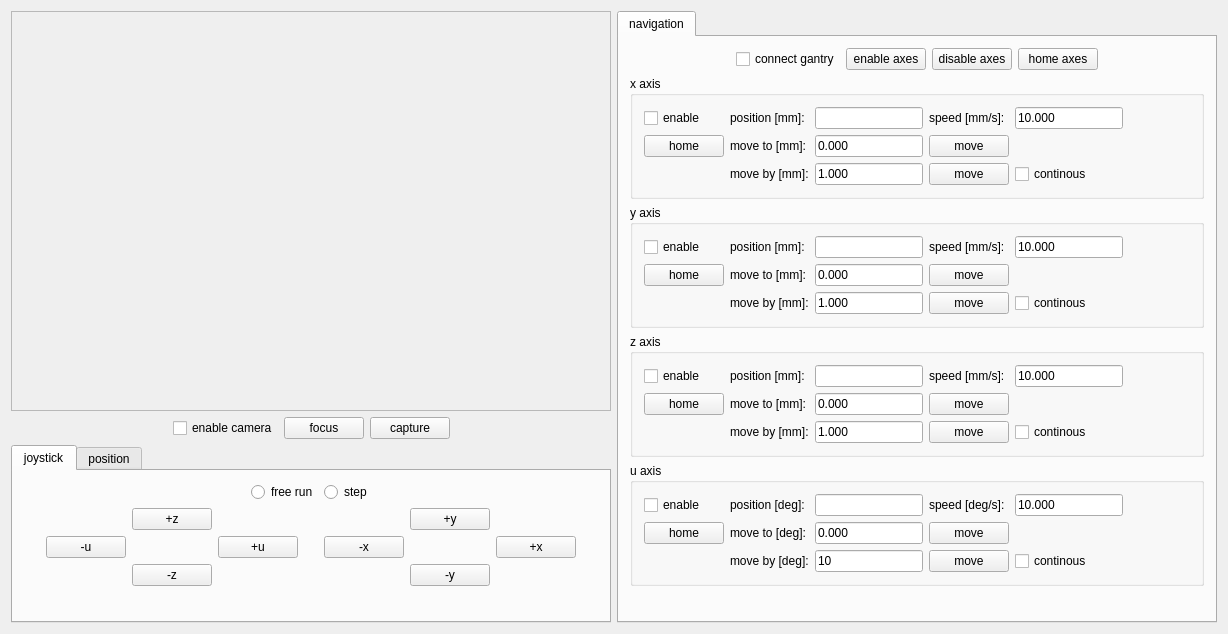
First picture: the form in magrathea.ui, repository guescio/Magrathea, before the edit.
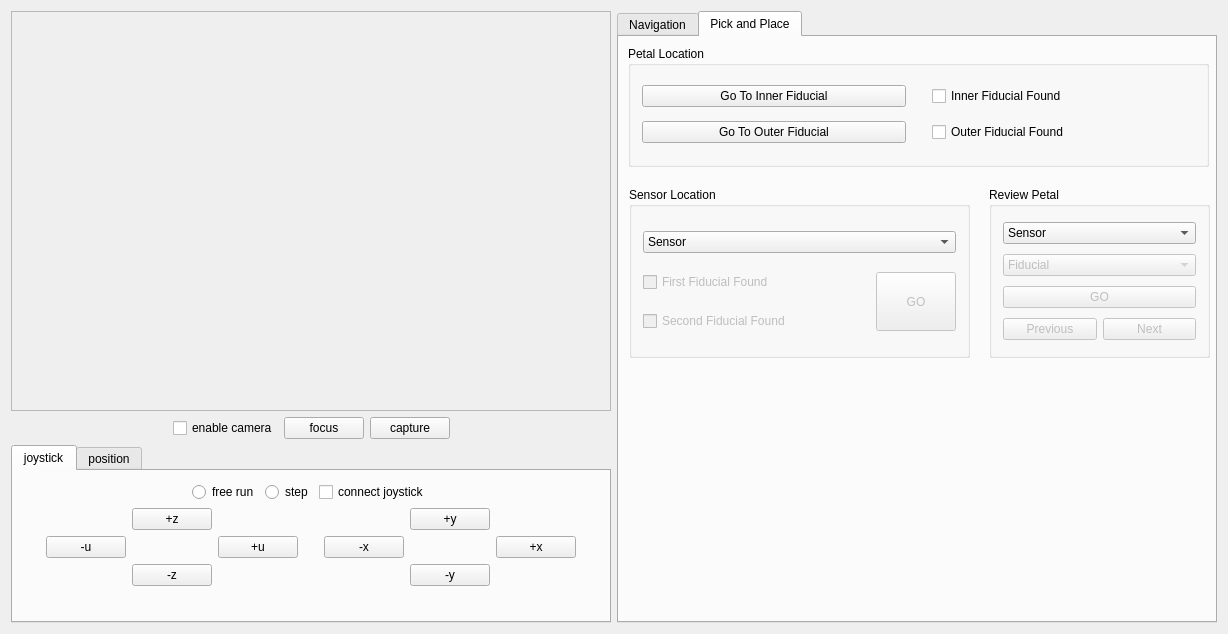
Second picture: the form after the edit. The open tabs and pages were chosen to show the change.

The edit to the form file:
```diff
--- a/magrathea.ui
+++ b/magrathea.ui
@@ -141,6 +141,13 @@
              </property>
             </widget>
            </item>
+           <item>
+            <widget class="QCheckBox" name="connectJoystickButton">
+             <property name="text">
+              <string>connect joystick</string>
+             </property>
+            </widget>
+           </item>
            <item>
             <spacer name="horizontalSpacer_10">
              <property name="orientation">
@@ -460,12 +467,6 @@
    </item>
    <item row="0" column="1">
     <widget class="QTabWidget" name="rightTabWidget">
-     <property name="sizePolicy">
-      <sizepolicy hsizetype="Fixed" vsizetype="Expanding">
-       <horstretch>0</horstretch>
-       <verstretch>0</verstretch>
-      </sizepolicy>
-     </property>
      <property name="minimumSize">
       <size>
        <width>600</width>
@@ -473,11 +474,11 @@
       </size>
      </property>
      <property name="currentIndex">
-      <number>0</number>
+      <number>1</number>
      </property>
      <widget class="QWidget" name="tab_3">
       <attribute name="title">
-       <string>navigation</string>
+       <string>Navigation</string>
       </attribute>
       <layout class="QGridLayout" name="gridLayout_7">
        <item row="0" column="0">
@@ -505,21 +506,14 @@
             </widget>
            </item>
            <item>
-            <widget class="QPushButton" name="enableAxesButton">
+            <widget class="QCheckBox" name="enableAxesBox">
              <property name="text">
               <string>enable axes</string>
              </property>
             </widget>
            </item>
            <item>
-            <widget class="QPushButton" name="disableAxesButton">
-             <property name="text">
-              <string>disable axes</string>
-             </property>
-            </widget>
-           </item>
-           <item>
-            <widget class="QPushButton" name="axesHomeButton">
+            <widget class="QPushButton" name="homeAxesButton">
              <property name="text">
               <string>home axes</string>
              </property>
@@ -957,6 +951,9 @@
             </item>
             <item row="1" column="0">
              <widget class="QPushButton" name="yAxisHomeButton">
+              <property name="enabled">
+               <bool>true</bool>
+              </property>
               <property name="sizePolicy">
                <sizepolicy hsizetype="Fixed" vsizetype="Fixed">
                 <horstretch>0</horstretch>
@@ -1416,6 +1413,400 @@
        </item>
       </layout>
      </widget>
+     <widget class="QWidget" name="PickAndPlaceTab">
+      <attribute name="title">
+       <string>Pick and Place</string>
+      </attribute>
+      <widget class="QGroupBox" name="SensorLocationBox">
+       <property name="geometry">
+        <rect>
+         <x>10</x>
+         <y>150</y>
+         <width>341</width>
+         <height>171</height>
+        </rect>
+       </property>
+       <property name="title">
+        <string>Sensor Location</string>
+       </property>
+       <layout class="QGridLayout" name="PickandPlace">
+        <item row="0" column="0" colspan="2">
+         <widget class="QComboBox" name="SensorPullDown">
+          <property name="sizePolicy">
+           <sizepolicy hsizetype="Preferred" vsizetype="Fixed">
+            <horstretch>14</horstretch>
+            <verstretch>0</verstretch>
+           </sizepolicy>
+          </property>
+          <property name="editable">
+           <bool>false</bool>
+          </property>
+          <property name="currentText">
+           <string>Sensor</string>
+          </property>
+          <property name="iconSize">
+           <size>
+            <width>16</width>
+            <height>16</height>
+           </size>
+          </property>
+          <item>
+           <property name="text">
+            <string>Sensor</string>
+           </property>
+          </item>
+          <item>
+           <property name="text">
+            <string>R0</string>
+           </property>
+          </item>
+          <item>
+           <property name="text">
+            <string>R1</string>
+           </property>
+          </item>
+          <item>
+           <property name="text">
+            <string>R2</string>
+           </property>
+          </item>
+          <item>
+           <property name="text">
+            <string>R3-Top</string>
+           </property>
+          </item>
+          <item>
+           <property name="text">
+            <string>R3-Bottom</string>
+           </property>
+          </item>
+          <item>
+           <property name="text">
+            <string>R4-Top</string>
+           </property>
+          </item>
+          <item>
+           <property name="text">
+            <string>R4-Bottom</string>
+           </property>
+          </item>
+          <item>
+           <property name="text">
+            <string>R5-Top</string>
+           </property>
+          </item>
+          <item>
+           <property name="text">
+            <string>R5-Bottom</string>
+           </property>
+          </item>
+         </widget>
+        </item>
+        <item row="2" column="0">
+         <widget class="QCheckBox" name="SensorFirstFoundButton">
+          <property name="enabled">
+           <bool>false</bool>
+          </property>
+          <property name="acceptDrops">
+           <bool>false</bool>
+          </property>
+          <property name="text">
+           <string>First Fiducial Found</string>
+          </property>
+         </widget>
+        </item>
+        <item row="3" column="0">
+         <widget class="QCheckBox" name="SensorSecondFoundButton">
+          <property name="enabled">
+           <bool>false</bool>
+          </property>
+          <property name="text">
+           <string>Second Fiducial Found</string>
+          </property>
+         </widget>
+        </item>
+        <item row="2" column="1" rowspan="2">
+         <widget class="QPushButton" name="PickUpButton">
+          <property name="enabled">
+           <bool>false</bool>
+          </property>
+          <property name="sizePolicy">
+           <sizepolicy hsizetype="Fixed" vsizetype="Fixed">
+            <horstretch>0</horstretch>
+            <verstretch>0</verstretch>
+           </sizepolicy>
+          </property>
+          <property name="maximumSize">
+           <size>
+            <width>16777215</width>
+            <height>100</height>
+           </size>
+          </property>
+          <property name="text">
+           <string>GO</string>
+          </property>
+          <property name="iconSize">
+           <size>
+            <width>5</width>
+            <height>12</height>
+           </size>
+          </property>
+         </widget>
+        </item>
+       </layout>
+       <zorder>PickUpButton</zorder>
+       <zorder>SensorPullDown</zorder>
+       <zorder>SensorFirstFoundButton</zorder>
+       <zorder>SensorSecondFoundButton</zorder>
+      </widget>
+      <widget class="QGroupBox" name="ReviewPetalBox">
+       <property name="geometry">
+        <rect>
+         <x>370</x>
+         <y>150</y>
+         <width>221</width>
+         <height>171</height>
+        </rect>
+       </property>
+       <property name="title">
+        <string>Review Petal</string>
+       </property>
+       <layout class="QGridLayout" name="Review">
+        <item row="4" column="0">
+         <widget class="QPushButton" name="PreviousFidButton">
+          <property name="enabled">
+           <bool>false</bool>
+          </property>
+          <property name="text">
+           <string>Previous</string>
+          </property>
+         </widget>
+        </item>
+        <item row="4" column="1">
+         <widget class="QPushButton" name="NextFidButton">
+          <property name="enabled">
+           <bool>false</bool>
+          </property>
+          <property name="text">
+           <string>Next</string>
+          </property>
+         </widget>
+        </item>
+        <item row="3" column="0" colspan="2">
+         <widget class="QPushButton" name="ReviewButton">
+          <property name="enabled">
+           <bool>false</bool>
+          </property>
+          <property name="sizePolicy">
+           <sizepolicy hsizetype="Minimum" vsizetype="Fixed">
+            <horstretch>0</horstretch>
+            <verstretch>0</verstretch>
+           </sizepolicy>
+          </property>
+          <property name="minimumSize">
+           <size>
+            <width>5</width>
+            <height>0</height>
+           </size>
+          </property>
+          <property name="acceptDrops">
+           <bool>false</bool>
+          </property>
+          <property name="text">
+           <string>GO</string>
+          </property>
+         </widget>
+        </item>
+        <item row="2" column="0" colspan="2">
+         <widget class="QComboBox" name="FiducialPullDown">
+          <property name="enabled">
+           <bool>false</bool>
+          </property>
+          <property name="sizePolicy">
+           <sizepolicy hsizetype="Fixed" vsizetype="Fixed">
+            <horstretch>0</horstretch>
+            <verstretch>0</verstretch>
+           </sizepolicy>
+          </property>
+          <property name="maximumSize">
+           <size>
+            <width>1000</width>
+            <height>16777215</height>
+           </size>
+          </property>
+          <property name="baseSize">
+           <size>
+            <width>1000</width>
+            <height>0</height>
+           </size>
+          </property>
+          <property name="editable">
+           <bool>false</bool>
+          </property>
+          <property name="currentText">
+           <string>Fiducial</string>
+          </property>
+          <item>
+           <property name="text">
+            <string>Fiducial</string>
+           </property>
+          </item>
+          <item>
+           <property name="text">
+            <string>Top-Left</string>
+           </property>
+          </item>
+          <item>
+           <property name="text">
+            <string>Top-Right</string>
+           </property>
+          </item>
+          <item>
+           <property name="text">
+            <string>Bottom-Left</string>
+           </property>
+          </item>
+          <item>
+           <property name="text">
+            <string>Bottom-Right</string>
+           </property>
+          </item>
+         </widget>
+        </item>
+        <item row="1" column="0" colspan="2">
+         <widget class="QComboBox" name="PetalPullDown">
+          <property name="enabled">
+           <bool>true</bool>
+          </property>
+          <property name="sizePolicy">
+           <sizepolicy hsizetype="Preferred" vsizetype="Fixed">
+            <horstretch>10</horstretch>
+            <verstretch>0</verstretch>
+           </sizepolicy>
+          </property>
+          <property name="editable">
+           <bool>false</bool>
+          </property>
+          <property name="currentText">
+           <string>Sensor</string>
+          </property>
+          <item>
+           <property name="text">
+            <string>Sensor</string>
+           </property>
+          </item>
+          <item>
+           <property name="text">
+            <string>R0</string>
+           </property>
+          </item>
+          <item>
+           <property name="text">
+            <string>R1</string>
+           </property>
+          </item>
+          <item>
+           <property name="text">
+            <string>R2</string>
+           </property>
+          </item>
+          <item>
+           <property name="text">
+            <string>R3-Top</string>
+           </property>
+          </item>
+          <item>
+           <property name="text">
+            <string>R3-Bottom</string>
+           </property>
+          </item>
+          <item>
+           <property name="text">
+            <string>R4-Top</string>
+           </property>
+          </item>
+          <item>
+           <property name="text">
+            <string>R4-Bottom</string>
+           </property>
+          </item>
+          <item>
+           <property name="text">
+            <string>R5-Top</string>
+           </property>
+          </item>
+          <item>
+           <property name="text">
+            <string>R5-Bottom</string>
+           </property>
+          </item>
+         </widget>
+        </item>
+       </layout>
+      </widget>
+      <widget class="QGroupBox" name="PetalLocationBox">
+       <property name="geometry">
+        <rect>
+         <x>9</x>
+         <y>9</y>
+         <width>581</width>
+         <height>121</height>
+        </rect>
+       </property>
+       <property name="title">
+        <string>Petal Location</string>
+       </property>
+       <layout class="QGridLayout" name="PetalLocation">
+        <item row="0" column="2">
+         <widget class="QCheckBox" name="InnerFoundButton">
+          <property name="text">
+           <string>Inner Fiducial Found</string>
+          </property>
+         </widget>
+        </item>
+        <item row="0" column="0">
+         <widget class="QPushButton" name="InnerFiducialButton">
+          <property name="text">
+           <string>Go To Inner Fiducial</string>
+          </property>
+         </widget>
+        </item>
+        <item row="1" column="0">
+         <widget class="QPushButton" name="OuterFiducialButton">
+          <property name="text">
+           <string>Go To Outer Fiducial</string>
+          </property>
+         </widget>
+        </item>
+        <item row="1" column="2">
+         <widget class="QCheckBox" name="OuterFoundButton">
+          <property name="text">
+           <string>Outer Fiducial Found</string>
+          </property>
+          <property name="checkable">
+           <bool>true</bool>
+          </property>
+         </widget>
+        </item>
+        <item row="0" column="1">
+         <spacer name="horizontalSpacer_11">
+          <property name="orientation">
+           <enum>Qt::Horizontal</enum>
+          </property>
+          <property name="sizeType">
+           <enum>QSizePolicy::Fixed</enum>
+          </property>
+          <property name="sizeHint" stdset="0">
+           <size>
+            <width>20</width>
+            <height>20</height>
+           </size>
+          </property>
+         </spacer>
+        </item>
+       </layout>
+      </widget>
+     </widget>
     </widget>
    </item>
   </layout>
```
Left out of the diff: 18 changed lines with no effect on the pictures.
